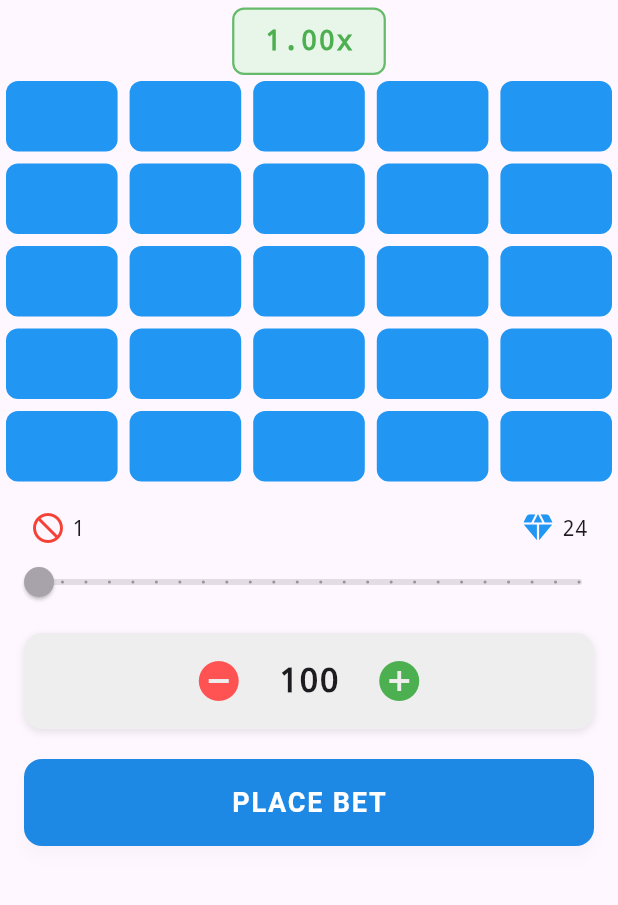
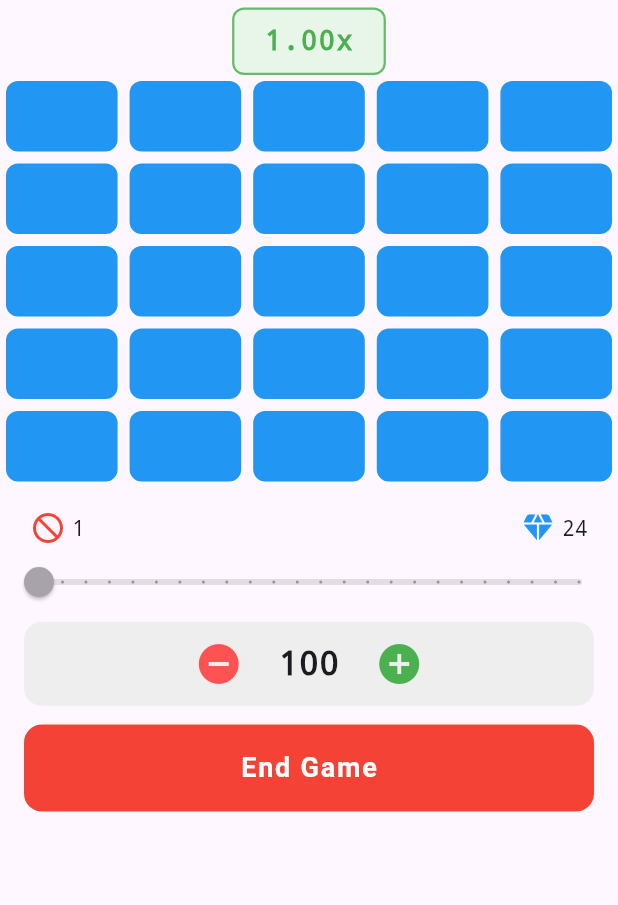
Before and after one commit to noahkim006/gamba_game, a Flutter app: the DiamondGame screen opened directly, after a tap on the "remove circle" icon, after a tap on the "add circle" icon, after a tap on "PLACE BET", on a phone screen of 412 x 824 dp, the part 84-989 px from its top. Run offline on Flutter 3.47's test engine with Material 3 defaults, Android fonts, the phone set to English and light mode, and no system bars; our stand-ins replace shared_preferences; accounts and stored records are empty.

Commit message:
added randomly generated tiles with flip on click -- implement the betting system and diamond multipler

```diff
--- a/lib/pages/diamonds_game_page.dart
+++ b/lib/pages/diamonds_game_page.dart
@@ -11,9 +11,10 @@ class DiamondGame extends StatefulWidget {
 }
 
 class _DiamondGameState extends State<DiamondGame> {
-  final double _multiplier = 1.00;
-  double _value = 1.00;
-  bool _isSliderEnabled = true;
+  bool _gameEnabled = false;
+  double _sliderValue = 1.00;
+  Set<int> _diamondTiles = {};
+  final Set<int> _flippedTiles = {};
 
   @override
   Widget build(BuildContext context) {
@@ -24,12 +25,10 @@ class _DiamondGameState extends State<DiamondGame> {
           const SizedBox(height: 5),
           _buildMultiplierText(),
           _buildGameGrid(),
-          // const SizedBox(height: 200),
           _buildMinesAndDiamondsRow(),
           _buildSlider(),
           _buildBetControls(),
           _buildPlaceBetButton(),
-          // const SizedBox(height: 50),
         ],
       ),
     );
@@ -61,27 +60,51 @@ class _DiamondGameState extends State<DiamondGame> {
     );
   }
 
-  // Grid of game tiles
   Widget _buildGameGrid() {
     return SizedBox(
-      height: 290, // Limit grid height to make tiles smaller
+      height: 290,
       child: GridView.builder(
-        physics:
-            const NeverScrollableScrollPhysics(), // prevent scrolling inside grid
+        physics: const NeverScrollableScrollPhysics(),
         gridDelegate: const SliverGridDelegateWithFixedCrossAxisCount(
           crossAxisCount: 5,
           mainAxisSpacing: 0,
           crossAxisSpacing: 0,
           mainAxisExtent: 55,
-          childAspectRatio: 1,
         ),
         itemCount: 25,
-        itemBuilder: _buildGridItems,
+        itemBuilder: _buildGameTile,
       ),
     );
   }
 
-  // Mines and Diamonds counter
+  Widget _buildGameTile(BuildContext context, int index) {
+    final flipped = _flippedTiles.contains(index);
+    final isDiamond = _diamondTiles.contains(index);
+
+    return GestureDetector(
+      onTap: _gameEnabled && !flipped
+          ? () => setState(() => _flippedTiles.add(index))
+          : null,
+      child: AnimatedContainer(
+        duration: const Duration(milliseconds: 200),
+        margin: const EdgeInsets.all(4.0),
+        decoration: BoxDecoration(
+          color:
+              flipped ? (isDiamond ? Colors.green : Colors.red) : Colors.blue,
+          borderRadius: BorderRadius.circular(8),
+        ),
+        child: Center(
+          child: flipped
+              ? Icon(
+                  isDiamond ? Icons.diamond : Icons.close,
+                  color: Colors.white,
+                )
+              : null,
+        ),
+      ),
+    );
+  }
+
   Widget _buildMinesAndDiamondsRow() {
     return Padding(
       padding: const EdgeInsets.symmetric(horizontal: 20),
@@ -89,58 +112,48 @@ class _DiamondGameState extends State<DiamondGame> {
         children: [
           const Icon(Icons.not_interested_rounded, color: Colors.red),
           const SizedBox(width: 4),
-          Text('${_value.round()}',
+          Text('${_sliderValue.round()}',
               style: const TextStyle(fontFamily: 'monospace')),
           const Spacer(),
           const Icon(Icons.diamond_rounded, color: Colors.blue),
           const SizedBox(width: 4),
-          Text('${(25 - _value).round()}',
+          Text('${(25 - _sliderValue).round()}',
               style: const TextStyle(fontFamily: 'monospace')),
         ],
       ),
     );
   }
 
-  // Mines selection slider
   Widget _buildSlider() {
     return SliderTheme(
       data: SliderTheme.of(context).copyWith(
         showValueIndicator: ShowValueIndicator.never,
       ),
       child: Slider(
-        value: _value,
-        onChanged:
-            _isSliderEnabled //if _isSliderEnabled true then work, else dont do anytbing
-                ? (double value) {
-                    setState(() {
-                      _value = value;
-                    });
-                  }
-                : null,
+        value: _sliderValue,
         min: 1.0,
         max: 24.0,
         divisions: 23,
         activeColor: Colors.red,
+        onChanged: _gameEnabled
+            ? null
+            : (double value) {
+                setState(() {
+                  _sliderValue = value;
+                });
+              },
       ),
     );
   }
 
-  // Bet increment/decrement and display
   Widget _buildBetControls() {
     return Padding(
-      padding: const EdgeInsets.symmetric(horizontal: 16.0, vertical: 10.0),
+      padding: const EdgeInsets.symmetric(horizontal: 16.0, vertical: 2.5),
       child: Container(
-        padding: const EdgeInsets.symmetric(horizontal: 16, vertical: 8),
+        padding: const EdgeInsets.symmetric(horizontal: 16, vertical: 4),
         decoration: BoxDecoration(
           color: Colors.grey.shade200,
           borderRadius: BorderRadius.circular(12),
-          boxShadow: [
-            BoxShadow(
-              color: Colors.black.withOpacity(0.1),
-              blurRadius: 4,
-              offset: const Offset(0, 2),
-            ),
-          ],
         ),
         child: Row(
           mainAxisAlignment: MainAxisAlignment.center,
@@ -148,9 +161,7 @@ class _DiamondGameState extends State<DiamondGame> {
             IconButton(
               icon: const Icon(Icons.remove_circle, color: Colors.redAccent),
               iconSize: 32,
-              onPressed: () async => {
-                await decreaseBet(),
-              },
+              onPressed: _gameEnabled ? null : () => decreaseBet(),
             ),
             const SizedBox(width: 16),
             ValueListenableBuilder(
@@ -170,7 +181,7 @@ class _DiamondGameState extends State<DiamondGame> {
             IconButton(
               icon: const Icon(Icons.add_circle, color: Colors.green),
               iconSize: 32,
-              onPressed: () async => await increaseBet(),
+              onPressed: _gameEnabled ? null : () => increaseBet(),
             ),
           ],
         ),
@@ -178,7 +189,6 @@ class _DiamondGameState extends State<DiamondGame> {
     );
   }
 
-  // Place Bet button
   Widget _buildPlaceBetButton() {
     return Padding(
       padding: const EdgeInsets.symmetric(horizontal: 16.0, vertical: 10.0),
@@ -186,25 +196,32 @@ class _DiamondGameState extends State<DiamondGame> {
         width: double.infinity,
         child: ElevatedButton(
           style: ElevatedButton.styleFrom(
-            backgroundColor: Colors.blue.shade600,
+            backgroundColor: _gameEnabled ? Colors.red : Colors.blue.shade600,
             padding: const EdgeInsets.symmetric(vertical: 16),
             shape: RoundedRectangleBorder(
               borderRadius: BorderRadius.circular(12),
             ),
             elevation: 4,
-            shadowColor: Colors.black.withOpacity(0.1),
+            shadowColor: Colors.transparent,
           ),
           onPressed: () {
-            // TODO: Implement bet submission logic
-            print("Bet submitted!");
+            // print(_sliderValue.round());
             setState(() {
-              //implement calculating the multiplier formula when submitted, dont reenable the slider until the game is finsihed OR gmae is cancelled early
-              _isSliderEnabled = !_isSliderEnabled;
+              _gameEnabled = !_gameEnabled;
+
+              //If game started, generate random diamond tiles, else clear memory
+              if (_gameEnabled) {
+                _generateDiamondTiles();
+              } else {
+                _diamondTiles.clear();
+                _flippedTiles.clear();
+              }
             });
+            print(_gameEnabled ? "Bet submitted!" : "Game Ended Early");
           },
-          child: const Text(
-            'PLACE BET',
-            style: TextStyle(
+          child: Text(
+            _gameEnabled ? 'End Game' : 'PLACE BET',
+            style: const TextStyle(
               fontSize: 18,
               fontWeight: FontWeight.bold,
               letterSpacing: 1.2,
@@ -216,18 +233,9 @@ class _DiamondGameState extends State<DiamondGame> {
     );
   }
 
-  // Grid tile builder
-  Widget _buildGridItems(BuildContext context, int index) {
-    return GestureDetector(
-      onTap: () => print('Tapped on item $index'),
-      child: Container(
-        margin:
-            const EdgeInsets.all(4.0), // Add margin for spacing between tiles
-        decoration: BoxDecoration(
-          color: Colors.blue,
-          borderRadius: BorderRadius.circular(8), // Rounded corners
-        ),
-      ),
-    );
+  void _generateDiamondTiles() {
+    final total = 25 - _sliderValue.round(); //find number of bombs
+    final positions = List.generate(25, (i) => i)..shuffle();
+    _diamondTiles = positions.take(total).toSet();
   }
 }
```
